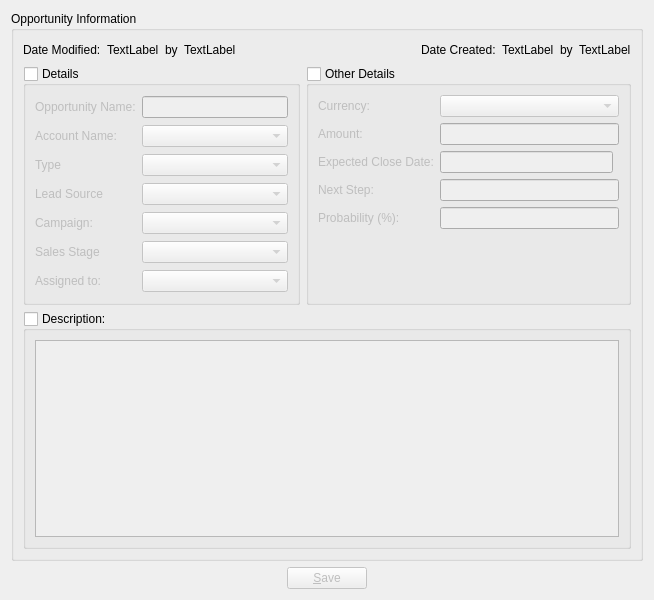
Qt form client/src/opportunitydetails.ui (KDAB/FatCRM) before a commit.
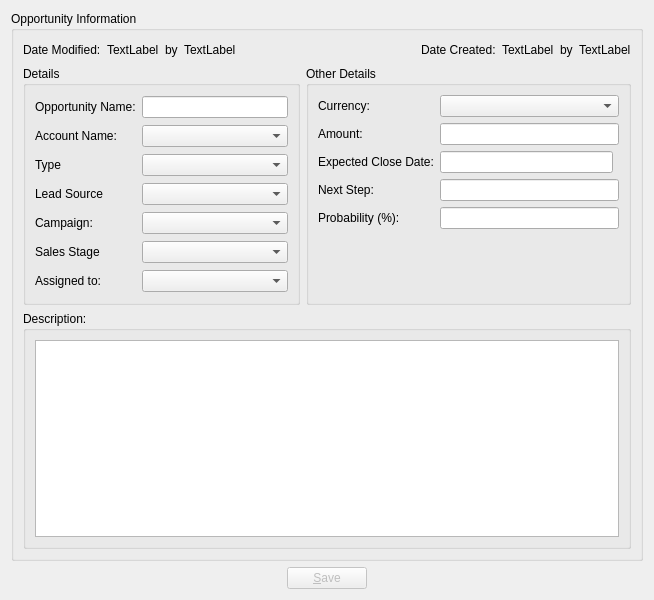
The same form after that commit.

Patch:
```diff
--- a/client/src/opportunitydetails.ui
+++ b/client/src/opportunitydetails.ui
@@ -101,7 +101,7 @@
            <string>Details</string>
           </property>
           <property name="checkable">
-           <bool>true</bool>
+           <bool>false</bool>
           </property>
           <property name="checked">
            <bool>false</bool>
@@ -352,7 +352,7 @@
            <string>Other Details</string>
           </property>
           <property name="checkable">
-           <bool>true</bool>
+           <bool>false</bool>
           </property>
           <property name="checked">
            <bool>false</bool>
@@ -454,7 +454,7 @@
          <string>Description:</string>
         </property>
         <property name="checkable">
-         <bool>true</bool>
+         <bool>false</bool>
         </property>
         <property name="checked">
          <bool>false</bool>
```
